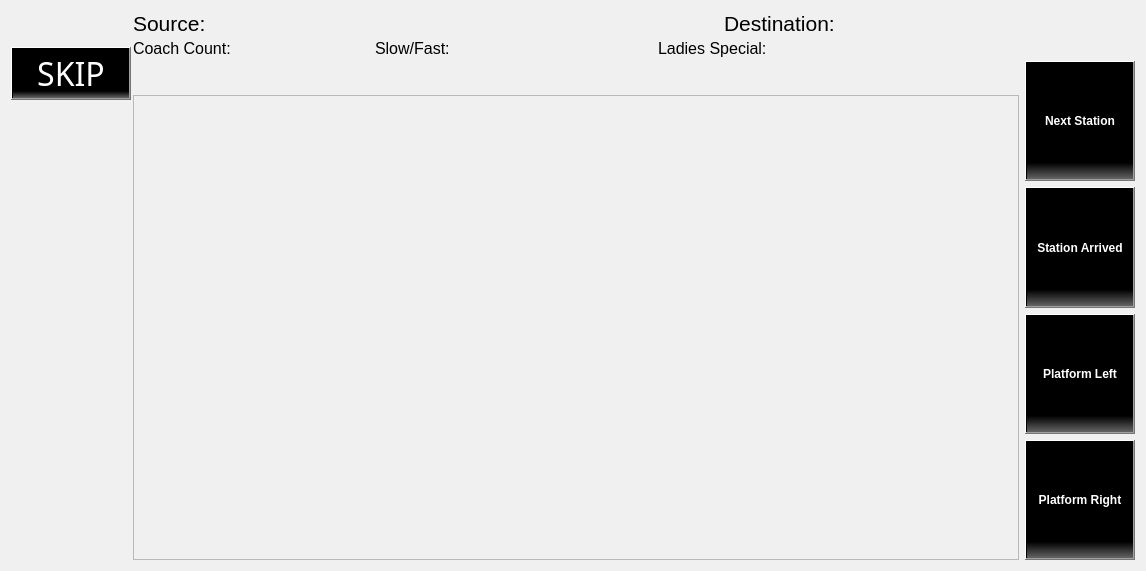
This is train_route.ui in gurpartap007/qtmop as Qt 5 draws it before an edit. The edited form follows.
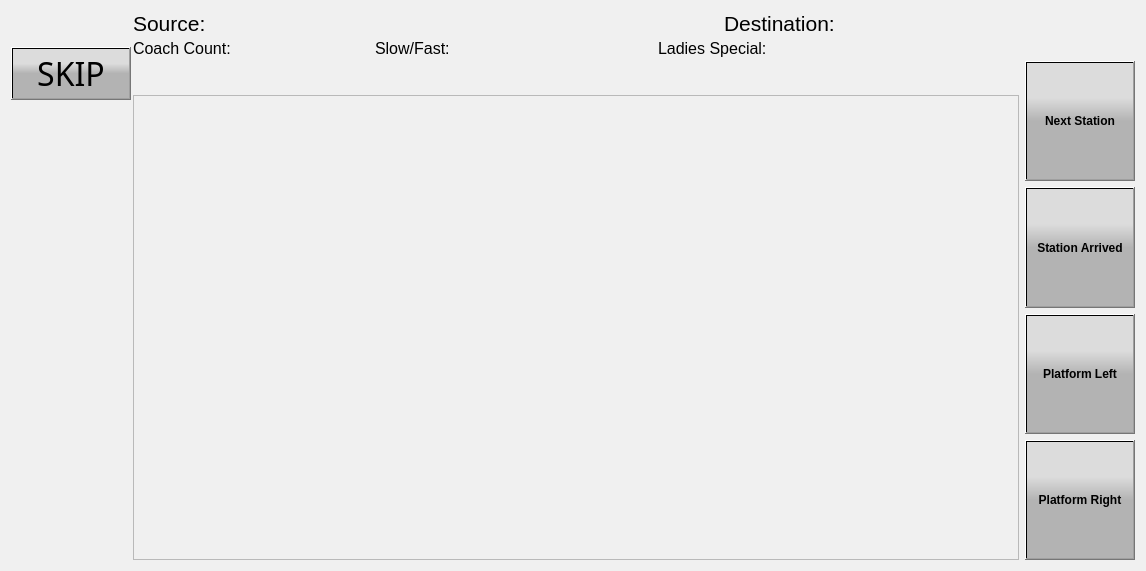
This is the edited form.

```diff
--- a/train_route.ui
+++ b/train_route.ui
@@ -55,8 +55,8 @@
           </font>
          </property>
          <property name="styleSheet">
-          <string notr="true">background-color: qlineargradient(spread:pad, x1:1, y1:0.8, x2:1, y2:1, stop:0.3 rgba(0, 0, 0, 255), stop:1 rgba(100, 100, 100, 255));
-color: rgb(255, 255, 255);</string>
+          <string notr="true">background-color: qlineargradient(spread:pad, x1:1, y1:0.5, x2:1, y2:0.3 stop:0 rgba(179, 179, 179, 255), stop:1 rgba(220, 220, 220, 255));
+color: rgb(0, 0,0);</string>
          </property>
          <property name="text">
           <string>SKIP</string>
@@ -624,7 +624,9 @@
        </property>
        <property name="styleSheet">
         <string notr="true">background-color: qlineargradient(spread:pad, x1:1, y1:0.8, x2:1, y2:1, stop:0.3 rgba(0, 0, 0, 255), stop:1 rgba(100, 100, 100, 255));
-color: rgb(255, 255, 255);</string>
+color: rgb(255, 255, 255);
+background-color: qlineargradient(spread:pad, x1:1, y1:0.5, x2:1, y2:0.3 stop:0 rgba(179, 179, 179, 255), stop:1 rgba(220, 220, 220, 255));
+color: rgb(0, 0,0);</string>
        </property>
        <property name="text">
         <string>Next Station</string>
@@ -653,7 +655,9 @@
        </property>
        <property name="styleSheet">
         <string notr="true">background-color: qlineargradient(spread:pad, x1:1, y1:0.8, x2:1, y2:1, stop:0.3 rgba(0, 0, 0, 255), stop:1 rgba(100, 100, 100, 255));
-color: rgb(255, 255, 255);</string>
+color: rgb(255, 255, 255);
+background-color: qlineargradient(spread:pad, x1:1, y1:0.5, x2:1, y2:0.3 stop:0 rgba(179, 179, 179, 255), stop:1 rgba(220, 220, 220, 255));
+color: rgb(0, 0,0);</string>
        </property>
        <property name="text">
         <string>Station Arrived</string>
@@ -682,7 +686,9 @@
        </property>
        <property name="styleSheet">
         <string notr="true">background-color: qlineargradient(spread:pad, x1:1, y1:0.8, x2:1, y2:1, stop:0.3 rgba(0, 0, 0, 255), stop:1 rgba(100, 100, 100, 255));
-color: rgb(255, 255, 255);</string>
+color: rgb(255, 255, 255);
+background-color: qlineargradient(spread:pad, x1:1, y1:0.5, x2:1, y2:0.3 stop:0 rgba(179, 179, 179, 255), stop:1 rgba(220, 220, 220, 255));
+color: rgb(0, 0,0);</string>
        </property>
        <property name="text">
         <string>Platform Left</string>
@@ -711,7 +717,9 @@
        </property>
        <property name="styleSheet">
         <string notr="true">background-color: qlineargradient(spread:pad, x1:1, y1:0.8, x2:1, y2:1, stop:0.3 rgba(0, 0, 0, 255), stop:1 rgba(100, 100, 100, 255));
-color: rgb(255, 255, 255);</string>
+color: rgb(255, 255, 255);
+background-color: qlineargradient(spread:pad, x1:1, y1:0.5, x2:1, y2:0.3 stop:0 rgba(179, 179, 179, 255), stop:1 rgba(220, 220, 220, 255));
+color: rgb(0, 0,0);</string>
        </property>
        <property name="text">
         <string>Platform Right</string>
```
